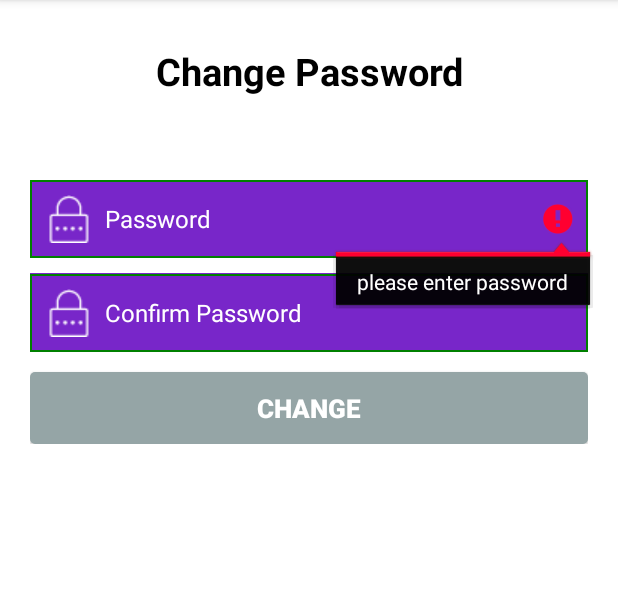
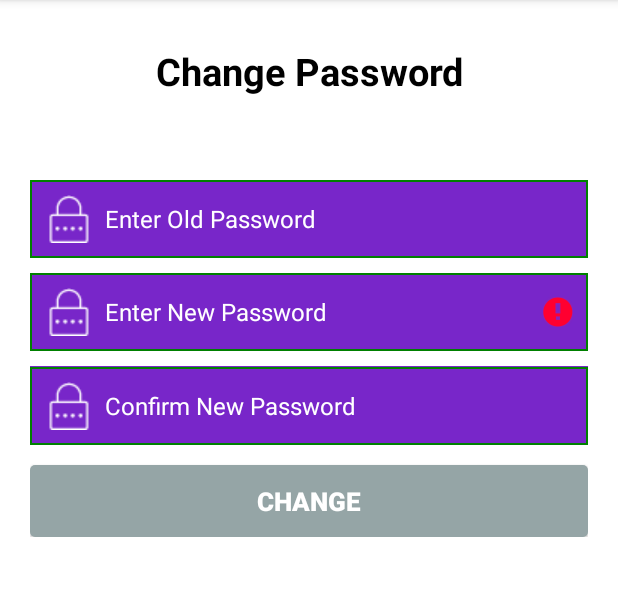
Before and after one commit to Sharon1302/segundatav2, an Android app: the ChangePassword screen opened directly, with no data from a screen before it, after a tap on "CHANGE", on a phone screen of 412 x 824 dp, the part 84-680 px from its top. Run offline under Robolectric (Android 15) with nearby library versions, the phone set to English and light mode, and no system bars; our stand-ins replace Volley; network calls fail.

Commit message:
updates made to the app

```diff
--- a/app/src/main/AndroidManifest.xml
+++ b/app/src/main/AndroidManifest.xml
@@ -19,6 +19,9 @@
         android:roundIcon="@drawable/logo"
         android:supportsRtl="true"
         android:theme="@style/AppTheme">
+        <activity
+            android:name=".Activity.resetPin"
+            android:exported="false" />
         <activity
             android:name=".Activity.cardAmount"
             android:exported="false" />
--- a/app/src/main/java/com/dpex/segundata/Activity/ChangePassword.java
+++ b/app/src/main/java/com/dpex/segundata/Activity/ChangePassword.java
@@ -34,7 +34,7 @@ import androidx.appcompat.app.AppCompatActivity;
 public class ChangePassword extends AppCompatActivity {
     public static final String Password = "passwordKey";
 ProgressBar progress ;
-String Passwor = "" ;
+String new_Password = "" ;
 String oldPassword1,ppassword;
 public static final String Email = "emailKey";
     SharedPreferences app_preferences ;
@@ -46,16 +46,21 @@ public static final String Email = "emailKey";
 
 
         final Button change = findViewById(R.id.change);
+        final EditText oldPassword = findViewById(R.id.oldPassword);
 
-        final EditText password = findViewById(R.id.phone);
+        final EditText newPassword = findViewById(R.id.newPassword);
 
-        final EditText cpassword = findViewById(R.id.cpassword);
+        final EditText confirmpassword = findViewById(R.id.confirmPassword);
 
         progress= findViewById(R.id.progressBar);
+
 
         app_preferences =
                 PreferenceManager.getDefaultSharedPreferences(this);
           ppassword = Constants.UserPassword;
+        if(Constants.resetType.equals("forgotPassword")){
+            oldPassword.setVisibility(View.GONE);
+        }
 
 
 
@@ -65,32 +70,56 @@ public static final String Email = "emailKey";
             public void onClick(View v) {
                 System.out.println(oldPassword1);
                 System.out.println(ppassword);
+                if(Constants.resetType.equals("forgotPassword")){
+                     if("".equalsIgnoreCase(confirmpassword.getText().toString())){
+                        confirmpassword.setError("please enter confirm password");
+                        Toast.makeText(ChangePassword.this, "Please enter confirm password", Toast.LENGTH_LONG).show();
+                    }else if(!(confirmpassword.getText().toString().equals(confirmpassword.getText().toString()))){
+                        confirmpassword.setError("password do not match");
+                        Toast.makeText(ChangePassword.this, "Password do not match", Toast.LENGTH_LONG).show();
+                    }else  if (newPassword.length()< 8){
+                        newPassword.setError("Password must be 8 character or above");
+                        Toast.makeText(ChangePassword.this, "Password must be 8 character or above", Toast.LENGTH_LONG).show();
 
-if("".equalsIgnoreCase(password.getText().toString())){
-    password.setError("please enter password");
+                    }else{
+                         new_Password = newPassword.getText().toString() ;
+                         progress.setVisibility(View.VISIBLE);
+                         CHANGE();
+                     }
+                }
+                else{
+
+if("".equalsIgnoreCase(newPassword.getText().toString())){
+    newPassword.setError("please enter password");
     Toast.makeText(ChangePassword.this, "Please enter password", Toast.LENGTH_LONG).show();
-} else if("".equalsIgnoreCase(cpassword.getText().toString())){
-    password.setError("please enter confirm password");
+}else if("".equalsIgnoreCase(oldPassword.getText().toString())){
+    oldPassword.setError("please Enter Old Pin");
+} else if (!(oldPassword.getText().toString().equals(Constants.UserPassword))){
+    oldPassword.setError("please Enter Correct Old Pin");
+}
+else if("".equalsIgnoreCase(confirmpassword.getText().toString())){
+    confirmpassword.setError("please enter confirm password");
     Toast.makeText(ChangePassword.this, "Please enter confirm password", Toast.LENGTH_LONG).show();
-}else if(!(password.getText().toString().equalsIgnoreCase(cpassword.getText().toString()))){
-    password.setError("password do not match");
+}else if(!(confirmpassword.getText().toString().equalsIgnoreCase(confirmpassword.getText().toString()))){
+    confirmpassword.setError("password do not match");
     Toast.makeText(ChangePassword.this, "Password do not match", Toast.LENGTH_LONG).show();
-}else  if (password.length()< 8){
-    password.setError("Password must be 8 character or above");
+}else  if (newPassword.length()< 8){
+    newPassword.setError("Password must be 8 character or above");
     Toast.makeText(ChangePassword.this, "Password must be 8 character or above", Toast.LENGTH_LONG).show();
 
 }
 else {
-    Passwor = password.getText().toString() ;
+    new_Password = newPassword.getText().toString() ;
     progress.setVisibility(View.VISIBLE);
     CHANGE();
 }
             }
-        });
+        }
 
 
 
 
+    });
     }
 
 
@@ -118,6 +147,7 @@ else {
                                 SharedPreferences.Editor editor = app_preferences.edit();
                                 editor.putString(Email,"");
                                 editor.commit();
+                                Constants.resetType="";
                                 Intent intent = new Intent(ChangePassword.this,MainActivity.class);
                                 startActivity(intent);
                                 finish() ;
@@ -151,7 +181,7 @@ else {
                 Map<String,String> params = new HashMap<String, String>();
 
                 params.put("email",""+ Constants.UserEmail);
-                params.put("password",""+Passwor);
+                params.put("password",""+new_Password);
 
                 return params;
             }
--- a/app/src/main/java/com/dpex/segundata/Activity/MainActivity.java
+++ b/app/src/main/java/com/dpex/segundata/Activity/MainActivity.java
@@ -50,11 +50,13 @@ public class MainActivity extends Activity {
     public static final String Last = "lastKey";
     public static final String Phone = "phoneKey";
     public static final String LastID = "lastidKey";
+
     SharedPreferences app_preferences ;
     @Override
     protected void onCreate(Bundle savedInstanceState) {
         super.onCreate(savedInstanceState);
         setContentView(R.layout.activity_login);
+        Constants.resetType="";
         SharedPreferences preferences =
                 getSharedPreferences("my_preferences", MODE_PRIVATE);
 // Caused by: java.lang.IllegalArgumentException: The style on this component requires your app theme to be Theme.MaterialComponents (or a descendant).
--- a/app/src/main/java/com/dpex/segundata/Activity/ResetActivity.java
+++ b/app/src/main/java/com/dpex/segundata/Activity/ResetActivity.java
@@ -98,6 +98,7 @@ ProgressBar progress ;
     {
 
 Constants.RESETEMAIL = email.getText().toString() ;
+Constants.UserEmail = email.getText().toString();
         StringRequest stringRequest = new StringRequest(Request.Method.POST, Constants.GETTOKEN,
                 new Response.Listener<String>() {
                     @Override
--- a/app/src/main/java/com/dpex/segundata/Activity/ValidateToken.java
+++ b/app/src/main/java/com/dpex/segundata/Activity/ValidateToken.java
@@ -187,7 +187,7 @@ validate.setOnClickListener(new View.OnClickListener() {
                                     startActivity(intent);
                                     finish() ;
                                 }else{
-                                    Intent intent = new Intent(ValidateToken.this,ChangePin.class);
+                                    Intent intent = new Intent(ValidateToken.this,resetPin.class);
                                     startActivity(intent);
                                     finish() ;
                                 }
--- a/app/src/main/java/com/dpex/segundata/Activity/ui/account/AccountFragment.java
+++ b/app/src/main/java/com/dpex/segundata/Activity/ui/account/AccountFragment.java
@@ -21,6 +21,7 @@ public class AccountFragment extends Fragment {
     Button update, changePassword,changePin,resetPin;
 
 
+
     @Override
     public View onCreateView(LayoutInflater inflater, ViewGroup container,
                              Bundle savedInstanceState) {
@@ -31,6 +32,7 @@ public class AccountFragment extends Fragment {
         changePassword = root.findViewById(R.id.changePass);
         changePin =root.findViewById(R.id.changePin);
         resetPin = root.findViewById(R.id.resetPin);
+        Constants.resetType = "";
 
         update.setOnClickListener(new View.OnClickListener() {
             @Override
@@ -56,7 +58,6 @@ public class AccountFragment extends Fragment {
         resetPin.setOnClickListener(new View.OnClickListener() {
             @Override
             public void onClick(View view) {
-                Constants.resetType = "resetPin";
                 Intent intent = new Intent(getActivity(), ResetActivity.class);
                 startActivity(intent);
             }
--- a/app/src/main/java/com/dpex/segundata/Activity/ui/home/HomeFragment.java
+++ b/app/src/main/java/com/dpex/segundata/Activity/ui/home/HomeFragment.java
@@ -115,7 +115,7 @@ String phoneNo="",message="";
                // textView.setText(s);
             }
         });
-
+          Constants.resetType="";
 
         firstedittext=root.findViewById(R.id.firstedittext);
         include =root.findViewById(R.id.include);
--- a/app/src/main/java/com/dpex/segundata/Constant/Constants.java
+++ b/app/src/main/java/com/dpex/segundata/Constant/Constants.java
@@ -35,7 +35,6 @@ public static String SeLECTORDERSTATUS= MAINURL+"getorderstatus/" ;
     public static String UPDATEORDERSTATUS= MAINURL+"updateorderstatus" ;
     public static String UPDATEMYACCOUNT= MAINURL+"updatemyaccount" ;
     public static String UPDATEPIN2= MAINURL+"updatepin2" ;
-    public static String resetPin= MAINURL+"pinreset";
     public static String UPDATEPIN= MAINURL+"updatepin" ;
     public static String ADMINBUNDLE= MAINURL+"" ;
     public static String WEBVIEW= "" ;
--- a/app/src/main/res/layout/passwordchange.xml
+++ b/app/src/main/res/layout/passwordchange.xml
@@ -4,6 +4,7 @@
     android:background="@color/black"
     android:elevation="10dp"
     android:padding="20dp" >
+
 
     <TextView
         android:layout_width="fill_parent"
@@ -23,11 +24,8 @@
         android:layout_marginTop="100dp"
         android:orientation="vertical" >
 
-
-
-
         <EditText
-            android:id="@+id/phone"
+            android:id="@+id/oldPassword"
             android:singleLine="true"
             android:layout_width="fill_parent"
             android:layout_marginBottom="10dp"
@@ -37,7 +35,26 @@
             android:drawableTint="@color/black"
             android:drawablePadding="8dp"
             android:gravity="center_vertical"
-            android:hint="Password"
+            android:hint="Enter Old Password"
+            android:inputType="textPassword"
+            android:padding="10dp"
+            android:textColor="@color/black"
+            android:textColorHint="@color/black"
+            android:textSize="16sp"  />
+
+
+        <EditText
+            android:id="@+id/newPassword"
+            android:singleLine="true"
+            android:layout_width="fill_parent"
+            android:layout_marginBottom="10dp"
+            android:layout_height="wrap_content"
+            android:background="@drawable/editext_border"
+            android:drawableLeft="@drawable/password"
+            android:drawableTint="@color/black"
+            android:drawablePadding="8dp"
+            android:gravity="center_vertical"
+            android:hint="Enter New Password "
             android:inputType="textPassword"
             android:padding="10dp"
             android:textColor="@color/black"
@@ -50,7 +67,7 @@
             android:background="@color/colorPrimary" />
 
         <EditText
-            android:id="@+id/cpassword"
+            android:id="@+id/confirmPassword"
             android:singleLine="true"
             android:layout_width="fill_parent"
             android:layout_height="wrap_content"
@@ -59,7 +76,7 @@
             android:drawableTint="@color/black"
             android:drawablePadding="8dp"
             android:gravity="center_vertical"
-            android:hint="Confirm Password"
+            android:hint="Confirm New Password"
             android:inputType="textPassword"
             android:padding="10dp"
             android:layout_marginBottom="10dp"
--- a/build.gradle
+++ b/build.gradle
@@ -8,7 +8,7 @@ buildscript {
 
     }
     dependencies {
-        classpath 'com.android.tools.build:gradle:7.1.3'
+        classpath 'com.android.tools.build:gradle:7.2.1'
 
 
         // NOTE: Do not place your application dependencies here; they belong
```
Also changed, not shown: app/src/main/java/com/dpex/segundata/Activity/ChangePin.java (+68 -4 lines), app/src/main/java/com/dpex/segundata/Activity/RegisterCustomerActivity.java (+22 -2 lines), app/src/main/java/com/dpex/segundata/Activity/resetPin.java (added, +135 -0 lines), app/src/main/res/layout/activity_reset_pin.xml (added, +98 -0 lines), gradle/wrapper/gradle-wrapper.properties.
